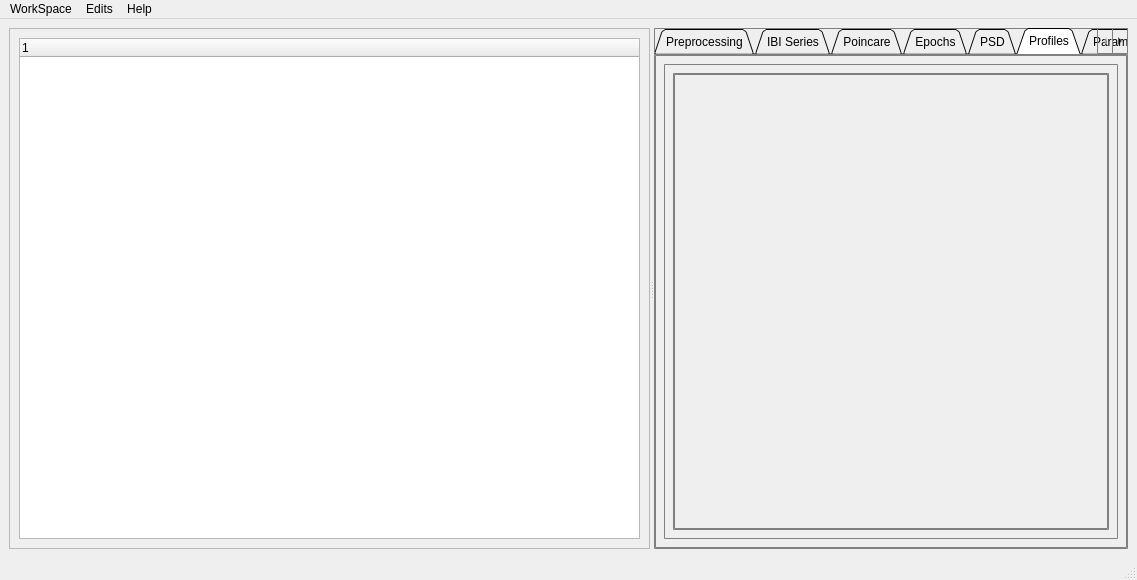
Above: src/spectUI/resources/form.ui from markspan/spectHR before the change. Below: the same form after it.
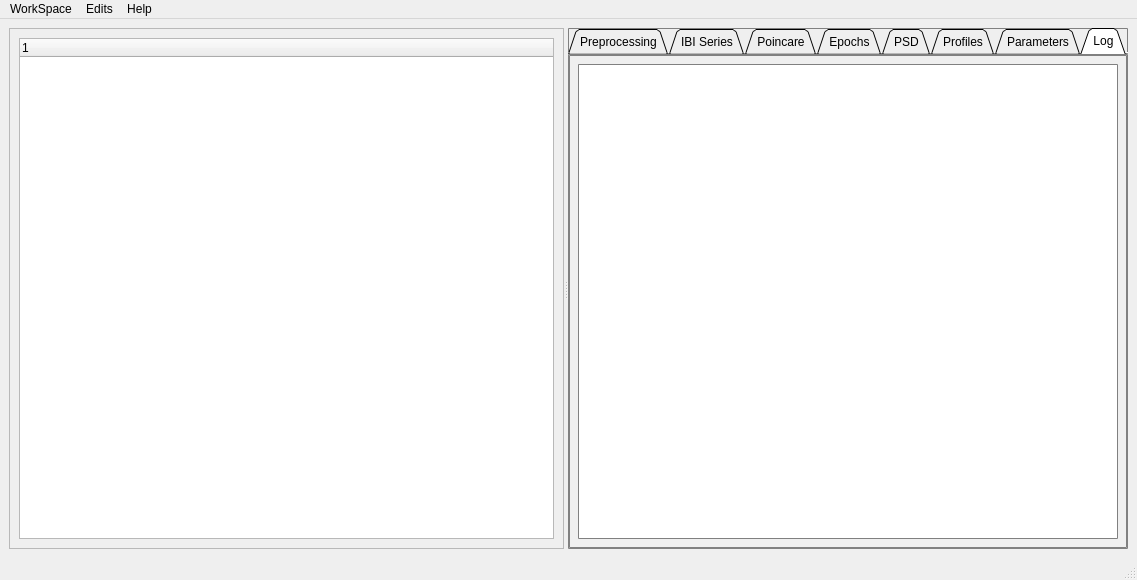
That is the form after the change. The open tabs and pages were chosen to show the change.

Diff of the .ui file:
```diff
--- a/src/spectUI/resources/form.ui
+++ b/src/spectUI/resources/form.ui
@@ -316,6 +316,35 @@
          </item>
         </layout>
        </widget>
+       <widget class="QWidget" name="LogTab">
+        <property name="sizePolicy">
+         <sizepolicy hsizetype="Expanding" vsizetype="Expanding">
+          <horstretch>0</horstretch>
+          <verstretch>0</verstretch>
+         </sizepolicy>
+        </property>
+        <attribute name="title">
+         <string>Log</string>
+        </attribute>
+        <layout class="QVBoxLayout" name="verticalLayout_log">
+         <item>
+          <widget class="QPlainTextEdit" name="logView">
+           <property name="readOnly">
+            <bool>true</bool>
+           </property>
+           <property name="font">
+            <font>
+             <family>Courier New</family>
+             <pointsize>9</pointsize>
+            </font>
+           </property>
+           <property name="lineWrapMode">
+            <enum>QPlainTextEdit::LineWrapMode::NoWrap</enum>
+           </property>
+          </widget>
+         </item>
+        </layout>
+       </widget>
       </widget>
      </widget>
     </item>
```
